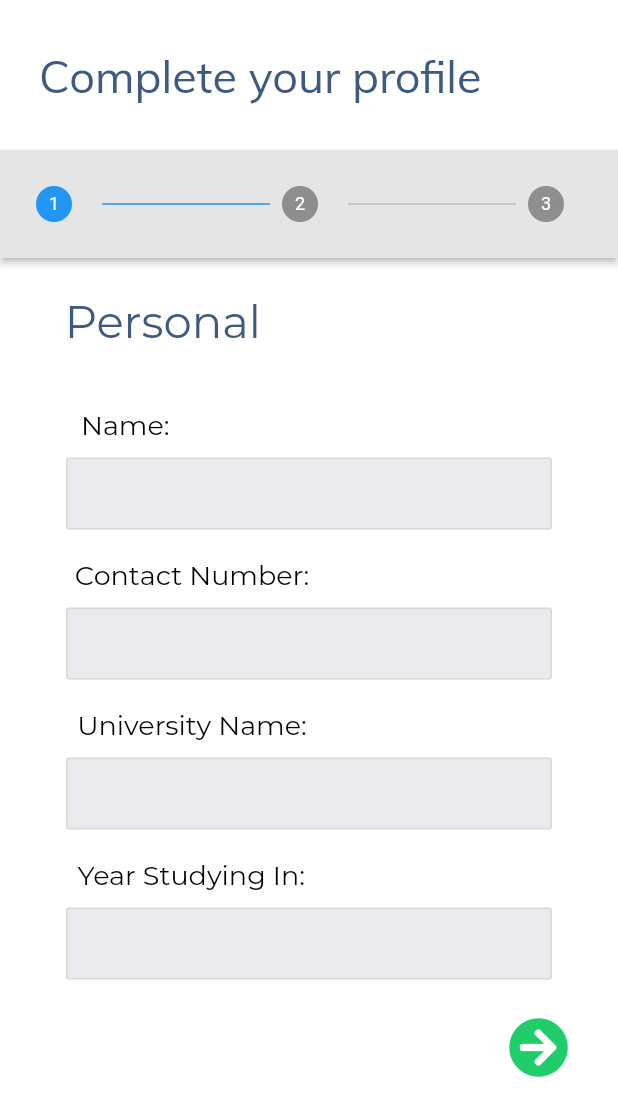
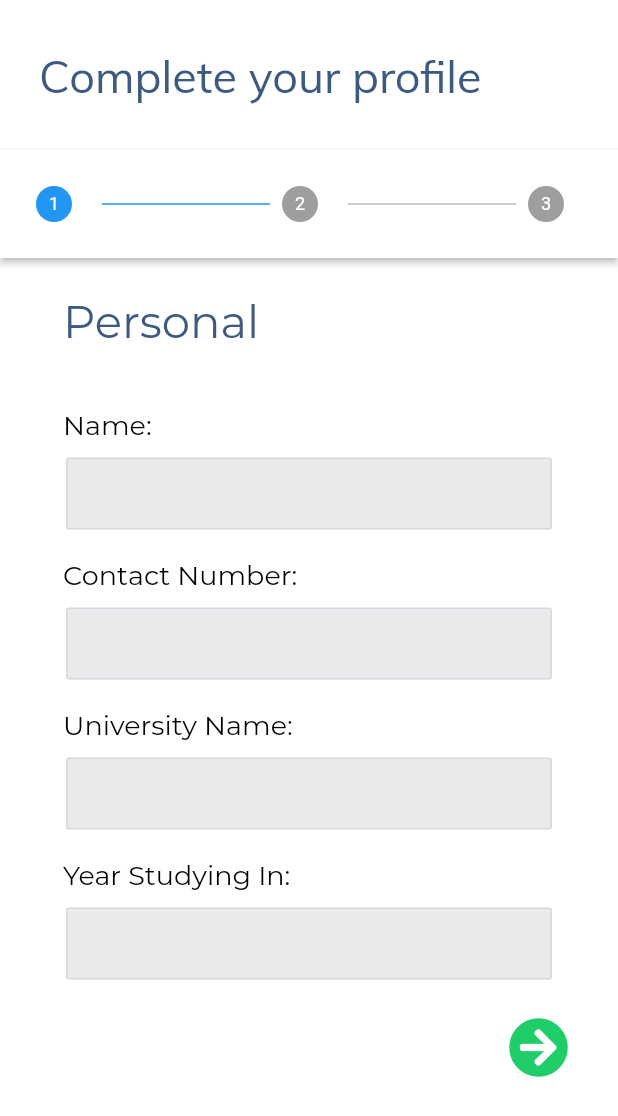
Before and after one commit to vasumanhas000/Hackathon-App, a Flutter app: the LoginForm screen opened by its route, on a phone screen of 412 x 824 dp. Shown: the top 1116 px of the screen. Run offline on Flutter 3.47's test engine with Material 2 defaults, Android fonts, the phone set to English and light mode, and no system bars; our stand-ins replace flutter_spinkit, font_awesome_flutter; missing offline and left inert: flappy_search_bar.

Commit message:
New Commits

```diff
--- a/lib/screens/loginFlow/LoginForm.dart
+++ b/lib/screens/loginFlow/LoginForm.dart
@@ -37,9 +37,10 @@ class _LoginFormState extends State<LoginForm> {
         isActive: true,
         title: Text(''),
         content: Column(
+          crossAxisAlignment: CrossAxisAlignment.start,
           children: [
             Container(
-              margin: EdgeInsets.fromLTRB(0, 0, 195, 30),
+              margin: EdgeInsets.fromLTRB(18, 0, 0, 30),
               child: Text(
                 'Personal',
                 style: TextStyle(
@@ -49,7 +50,7 @@ class _LoginFormState extends State<LoginForm> {
               ),
             ),
             Container(
-              margin: EdgeInsets.fromLTRB(0, 10, 245, 0),
+              margin: EdgeInsets.fromLTRB(18, 10, 0, 0),
               child: Text(
                 'Name:',
                 style: TextStyle(color: Colors.black, fontSize: 18),
@@ -65,7 +66,7 @@ class _LoginFormState extends State<LoginForm> {
               ),
             ),
             Container(
-              margin: EdgeInsets.fromLTRB(0, 10, 156, 0),
+              margin: EdgeInsets.fromLTRB(18, 10, 0, 0),
               child: Text(
                 'Contact Number:',
                 style: TextStyle(color: Colors.black, fontSize: 18),
@@ -78,7 +79,7 @@ class _LoginFormState extends State<LoginForm> {
               ),
             ),
             Container(
-              margin: EdgeInsets.fromLTRB(0, 10, 156, 0),
+              margin: EdgeInsets.fromLTRB(18, 10, 0, 0),
               child: Text(
                 'University Name:',
                 style: TextStyle(color: Colors.black, fontSize: 18),
@@ -91,7 +92,7 @@ class _LoginFormState extends State<LoginForm> {
               ),
             ),
             Container(
-              margin: EdgeInsets.fromLTRB(0, 10, 157, 0),
+              margin: EdgeInsets.fromLTRB(18, 10, 0, 0),
               child: Text(
                 'Year Studying In:',
                 style: TextStyle(color: Colors.black, fontSize: 18),
@@ -110,9 +111,10 @@ class _LoginFormState extends State<LoginForm> {
         isActive: currentStep >= 1 ? true : false,
         title: Text(''),
         content: Column(
+          crossAxisAlignment: CrossAxisAlignment.start,
           children: <Widget>[
             Container(
-              margin: EdgeInsets.fromLTRB(0, 0, 234, 30),
+              margin: EdgeInsets.fromLTRB(18, 0, 0, 30),
               child: Text(
                 'Skills',
                 style: TextStyle(
@@ -122,7 +124,7 @@ class _LoginFormState extends State<LoginForm> {
               ),
             ),
             Container(
-              margin: EdgeInsets.fromLTRB(0, 13, 55, 0),
+              margin: EdgeInsets.fromLTRB(18, 13, 0, 0),
               child: Text(
                 'Brief description about yourself:',
                 style: TextStyle(color: Colors.black, fontSize: 16),
@@ -162,9 +164,10 @@ class _LoginFormState extends State<LoginForm> {
         isActive: currentStep == 2 ? true : false,
         title: Text(''),
         content: Column(
+          crossAxisAlignment: CrossAxisAlignment.start,
           children: <Widget>[
             Container(
-              margin: EdgeInsets.fromLTRB(0, 0, 180, 0),
+              margin: EdgeInsets.fromLTRB(18, 0, 0, 0),
               child: Text(
                 'Personal',
                 style: TextStyle(
@@ -174,7 +177,7 @@ class _LoginFormState extends State<LoginForm> {
               ),
             ),
             Container(
-              margin: EdgeInsets.fromLTRB(0, 0, 132, 30),
+              margin: EdgeInsets.fromLTRB(18, 0, 0, 30),
               child: Text(
                 '(you can skip this section)',
                 style: TextStyle(
@@ -185,7 +188,7 @@ class _LoginFormState extends State<LoginForm> {
               ),
             ),
             Container(
-              margin: EdgeInsets.fromLTRB(0, 10, 240, 0),
+              margin: EdgeInsets.fromLTRB(18, 10, 0, 0),
               child: Text(
                 'Github:',
                 style: TextStyle(color: Colors.black, fontSize: 18),
@@ -198,7 +201,7 @@ class _LoginFormState extends State<LoginForm> {
               ),
             ),
             Container(
-              margin: EdgeInsets.fromLTRB(0, 10, 168, 0),
+              margin: EdgeInsets.fromLTRB(18, 10, 0, 0),
               child: Text(
                 'Stack Overflow:',
                 style: TextStyle(color: Colors.black, fontSize: 18),
@@ -211,7 +214,7 @@ class _LoginFormState extends State<LoginForm> {
               ),
             ),
             Container(
-              margin: EdgeInsets.fromLTRB(0, 10, 183, 0),
+              margin: EdgeInsets.fromLTRB(18, 10, 0, 0),
               child: Text(
                 'Your Website:',
                 style: TextStyle(color: Colors.black, fontSize: 18),
@@ -252,7 +255,7 @@ class _LoginFormState extends State<LoginForm> {
                     flex: 7,
                     child: Theme(
                       data: ThemeData(
-                        canvasColor: kConstantBackgroundColor,
+                        canvasColor: Colors.white,
                         primaryColor: Colors.green,
                       ),
                       child: Stepper(
```
